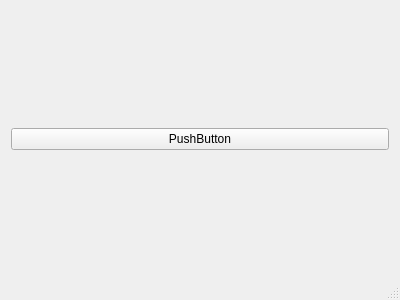
Above: mainwindow.ui from chchwy/haodoo-grabber before the change. Below: the same form after it.
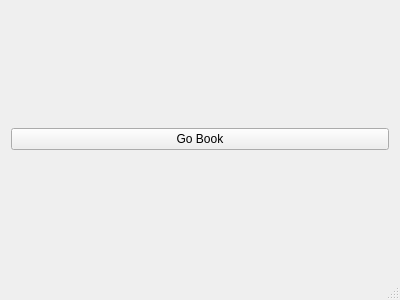
That is the form after the change.

Diff of the .ui file:
```diff
--- a/mainwindow.ui
+++ b/mainwindow.ui
@@ -18,7 +18,7 @@
     <item>
      <widget class="QPushButton" name="pushButton">
       <property name="text">
-       <string>PushButton</string>
+       <string>Go Book</string>
       </property>
      </widget>
     </item>
```
Left out of the diff: 2 changed lines with no effect on the pictures.
